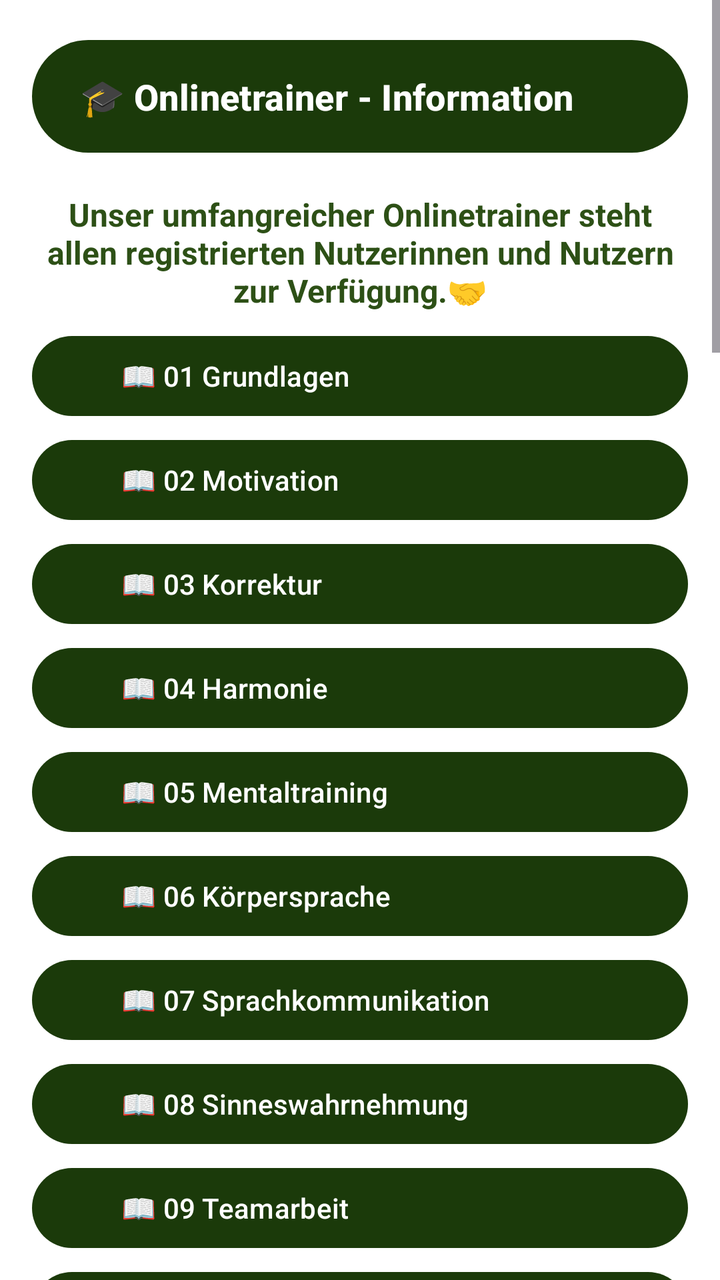
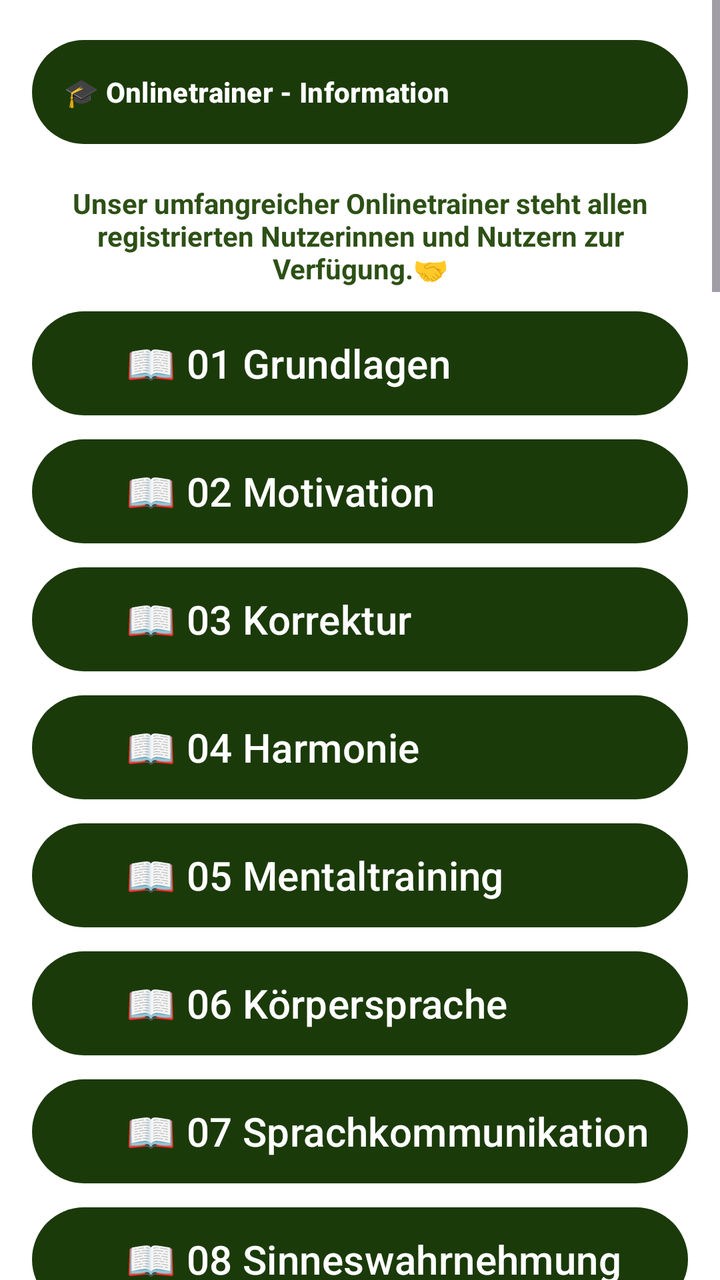

Before-and-after screenshots of an Android layout around one commit, followed by the original layout XML and the change that was made.
<!-- AndroidManifest.xml: application theme Theme.HundeWildnis -->
<!-- res/layout/fragment_courses.xml -->
<?xml version="1.0" encoding="utf-8"?>
<ScrollView xmlns:android="http://schemas.android.com/apk/res/android"
    xmlns:app="http://schemas.android.com/apk/res-auto"
    android:layout_width="match_parent"
    android:layout_height="match_parent"
    android:fillViewport="true"
    android:clipToPadding="false"
    android:background="?android:attr/windowBackground">

    <LinearLayout
        android:layout_width="match_parent"
        android:layout_height="wrap_content"
        android:orientation="vertical"
        android:padding="16dp"
        android:paddingBottom="120dp">

        
        <com.google.android.material.button.MaterialButton
            android:id="@+id/btnCoursesMain"
            android:layout_width="match_parent"
            android:layout_height="wrap_content"
            android:text="🎓 Onlinetrainer - Information"
            android:textSize="18sp"
            android:textStyle="bold"
            app:backgroundTint="#1B3A0A"
            android:textColor="@android:color/white"
            android:layout_marginBottom="16dp"
            android:paddingVertical="16dp"
            android:gravity="start|center_vertical" />

        
        <TextView
            android:layout_width="match_parent"
            android:layout_height="wrap_content"
            android:text="Unser umfangreicher Onlinetrainer steht allen registrierten Nutzerinnen und Nutzern zur Verfügung.🤝"
            android:textSize="16sp"
            android:textStyle="bold"
            android:textColor="#2d5016"
            android:textAlignment="center"
            android:layout_marginBottom="8dp" />

        

        
        

        <com.google.android.material.button.MaterialButton
            android:id="@+id/btnCourse01"
            android:layout_width="match_parent"
            android:layout_height="wrap_content"
            android:text="      📖 01 Grundlagen"
            app:backgroundTint="#1B3A0A"
            android:textColor="@android:color/white"
            android:layout_marginBottom="4dp"
            android:gravity="start|center_vertical"
            android:paddingVertical="10dp" />

        <com.google.android.material.button.MaterialButton
            android:id="@+id/btnCourse02"
            android:layout_width="match_parent"
            android:layout_height="wrap_content"
            android:text="      📖 02 Motivation"
            app:backgroundTint="#1B3A0A"
            android:textColor="@android:color/white"
            android:layout_marginBottom="4dp"
            android:gravity="start|center_vertical"
            android:paddingVertical="10dp" />

        <com.google.android.material.button.MaterialButton
            android:id="@+id/btnCourse03"
            android:layout_width="match_parent"
            android:layout_height="wrap_content"
            android:text="      📖 03 Korrektur"
            app:backgroundTint="#1B3A0A"
            android:textColor="@android:color/white"
            android:layout_marginBottom="4dp"
            android:gravity="start|center_vertical"
            android:paddingVertical="10dp" />

        <com.google.android.material.button.MaterialButton
            android:id="@+id/btnCourse04"
            android:layout_width="match_parent"
            android:layout_height="wrap_content"
            android:text="      📖 04 Harmonie"
            app:backgroundTint="#1B3A0A"
            android:textColor="@android:color/white"
            android:layout_marginBottom="4dp"
            android:gravity="start|center_vertical"
            android:paddingVertical="10dp" />

        <com.google.android.material.button.MaterialButton
            android:id="@+id/btnCourse05"
            android:layout_width="match_parent"
            android:layout_height="wrap_content"
            android:text="      📖 05 Mentaltraining"
            app:backgroundTint="#1B3A0A"
            android:textColor="@android:color/white"
            android:layout_marginBottom="4dp"
            android:gravity="start|center_vertical"
            android:paddingVertical="10dp" />

        <com.google.android.material.button.MaterialButton
            android:id="@+id/btnCourse06"
            android:layout_width="match_parent"
            android:layout_height="wrap_content"
            android:text="      📖 06 Körpersprache"
            app:backgroundTint="#1B3A0A"
            android:textColor="@android:color/white"
            android:layout_marginBottom="4dp"
            android:gravity="start|center_vertical"
            android:paddingVertical="10dp" />

        <com.google.android.material.button.MaterialButton
            android:id="@+id/btnCourse07"
            android:layout_width="match_parent"
            android:layout_height="wrap_content"
            android:text="      📖 07 Sprachkommunikation"
            app:backgroundTint="#1B3A0A"
            android:textColor="@android:color/white"
            android:layout_marginBottom="4dp"
            android:gravity="start|center_vertical"
            android:paddingVertical="10dp" />

        <com.google.android.material.button.MaterialButton
            android:id="@+id/btnCourse08"
            android:layout_width="match_parent"
            android:layout_height="wrap_content"
            android:text="      📖 08 Sinneswahrnehmung"
            app:backgroundTint="#1B3A0A"
            android:textColor="@android:color/white"
            android:layout_marginBottom="4dp"
            android:gravity="start|center_vertical"
            android:paddingVertical="10dp" />

        <com.google.android.material.button.MaterialButton
            android:id="@+id/btnCourse09"
            android:layout_width="match_parent"
            android:layout_height="wrap_content"
            android:text="      📖 09 Teamarbeit"
            app:backgroundTint="#1B3A0A"
            android:textColor="@android:color/white"
            android:layout_marginBottom="4dp"
            android:gravity="start|center_vertical"
            android:paddingVertical="10dp" />

        <com.google.android.material.button.MaterialButton
            android:id="@+id/btnCourse10"
            android:layout_width="match_parent"
            android:layout_height="wrap_content"
            android:text="      📖 10 Routinen"
            app:backgroundTint="#1B3A0A"
            android:textColor="@android:color/white"
            android:layout_marginBottom="4dp"
            android:gravity="start|center_vertical"
            android:paddingVertical="10dp" />

        <com.google.android.material.button.MaterialButton
            android:id="@+id/btnCourse11"
            android:layout_width="match_parent"
            android:layout_height="wrap_content"
            android:text="      📖 11 Unfallschutz"
            app:backgroundTint="#1B3A0A"
            android:textColor="@android:color/white"
            android:layout_marginBottom="4dp"
            android:gravity="start|center_vertical"
            android:paddingVertical="10dp" />

        <com.google.android.material.button.MaterialButton
            android:id="@+id/btnCourse12"
            android:layout_width="match_parent"
            android:layout_height="wrap_content"
            android:text="      📖 12 Junghundeprägung"
            app:backgroundTint="#1B3A0A"
            android:textColor="@android:color/white"
            android:layout_marginBottom="4dp"
            android:gravity="start|center_vertical"
            android:paddingVertical="10dp" />

        <com.google.android.material.button.MaterialButton
            android:id="@+id/btnCourse13"
            android:layout_width="match_parent"
            android:layout_height="wrap_content"
            android:text="      📖 13 Leinenarbeit"
            app:backgroundTint="#1B3A0A"
            android:textColor="@android:color/white"
            android:layout_marginBottom="4dp"
            android:gravity="start|center_vertical"
            android:paddingVertical="10dp" />

        <com.google.android.material.button.MaterialButton
            android:id="@+id/btnCourse14"
            android:layout_width="match_parent"
            android:layout_height="wrap_content"
            android:text="      📖 14 Unterbrechungen"
            app:backgroundTint="#1B3A0A"
            android:textColor="@android:color/white"
            android:layout_marginBottom="4dp"
            android:gravity="start|center_vertical"
            android:paddingVertical="10dp" />

        <com.google.android.material.button.MaterialButton
            android:id="@+id/btnCourse15"
            android:layout_width="match_parent"
            android:layout_height="wrap_content"
            android:text="      📖 15 Fuss"
            app:backgroundTint="#1B3A0A"
            android:textColor="@android:color/white"
            android:layout_marginBottom="4dp"
            android:gravity="start|center_vertical"
            android:paddingVertical="10dp" />

        <com.google.android.material.button.MaterialButton
            android:id="@+id/btnCourse16"
            android:layout_width="match_parent"
            android:layout_height="wrap_content"
            android:text="      📖 16 Sitz"
            app:backgroundTint="#1B3A0A"
            android:textColor="@android:color/white"
            android:layout_marginBottom="4dp"
            android:gravity="start|center_vertical"
            android:paddingVertical="10dp" />

        <com.google.android.material.button.MaterialButton
            android:id="@+id/btnCourse17"
            android:layout_width="match_parent"
            android:layout_height="wrap_content"
            android:text="      📖 17 Platz"
            app:backgroundTint="#1B3A0A"
            android:textColor="@android:color/white"
            android:layout_marginBottom="4dp"
            android:gravity="start|center_vertical"
            android:paddingVertical="10dp" />

        <com.google.android.material.button.MaterialButton
            android:id="@+id/btnCourse18"
            android:layout_width="match_parent"
            android:layout_height="wrap_content"
            android:text="      📖 18 Steh"
            app:backgroundTint="#1B3A0A"
            android:textColor="@android:color/white"
            android:layout_marginBottom="4dp"
            android:gravity="start|center_vertical"
            android:paddingVertical="10dp" />

        <com.google.android.material.button.MaterialButton
            android:id="@+id/btnCourse19"
            android:layout_width="match_parent"
            android:layout_height="wrap_content"
            android:text="      📖 19 Sozialisierungstechniken"
            app:backgroundTint="#1B3A0A"
            android:textColor="@android:color/white"
            android:layout_marginBottom="4dp"
            android:gravity="start|center_vertical"
            android:paddingVertical="10dp" />

        <com.google.android.material.button.MaterialButton
            android:id="@+id/btnCourse20"
            android:layout_width="match_parent"
            android:layout_height="wrap_content"
            android:text="      📖 20 Langleinentraining"
            app:backgroundTint="#1B3A0A"
            android:textColor="@android:color/white"
            android:layout_marginBottom="4dp"
            android:gravity="start|center_vertical"
            android:paddingVertical="10dp" />

        <com.google.android.material.button.MaterialButton
            android:id="@+id/btnCourse21"
            android:layout_width="match_parent"
            android:layout_height="wrap_content"
            android:text="      📖 21 Distanzunterbrechungen"
            app:backgroundTint="#1B3A0A"
            android:textColor="@android:color/white"
            android:layout_marginBottom="4dp"
            android:gravity="start|center_vertical"
            android:paddingVertical="10dp" />

        <com.google.android.material.button.MaterialButton
            android:id="@+id/btnCourse22"
            android:layout_width="match_parent"
            android:layout_height="wrap_content"
            android:text="      📖 22 Freilauf"
            app:backgroundTint="#1B3A0A"
            android:textColor="@android:color/white"
            android:layout_marginBottom="4dp"
            android:gravity="start|center_vertical"
            android:paddingVertical="10dp" />

        <com.google.android.material.button.MaterialButton
            android:id="@+id/btnCourse23"
            android:layout_width="match_parent"
            android:layout_height="wrap_content"
            android:text="      📖 23 Freifolge"
            app:backgroundTint="#1B3A0A"
            android:textColor="@android:color/white"
            android:layout_marginBottom="4dp"
            android:gravity="start|center_vertical"
            android:paddingVertical="10dp" />

        <com.google.android.material.button.MaterialButton
            android:id="@+id/btnCourse24"
            android:layout_width="match_parent"
            android:layout_height="wrap_content"
            android:text="      📖 24 Teamwalk"
            app:backgroundTint="#1B3A0A"
            android:textColor="@android:color/white"
            android:layout_marginBottom="4dp"
            android:gravity="start|center_vertical"
            android:paddingVertical="10dp" />

        <com.google.android.material.button.MaterialButton
            android:id="@+id/btnCourse25"
            android:layout_width="match_parent"
            android:layout_height="wrap_content"
            android:text="      📖 25 Scouttechniken"
            app:backgroundTint="#1B3A0A"
            android:textColor="@android:color/white"
            android:layout_marginBottom="4dp"
            android:gravity="start|center_vertical"
            android:paddingVertical="10dp" />

        <com.google.android.material.button.MaterialButton
            android:id="@+id/btnCourse26"
            android:layout_width="match_parent"
            android:layout_height="wrap_content"
            android:text="      📖 26 Jagdvermeidung"
            app:backgroundTint="#1B3A0A"
            android:textColor="@android:color/white"
            android:layout_marginBottom="4dp"
            android:gravity="start|center_vertical"
            android:paddingVertical="10dp" />

        <com.google.android.material.button.MaterialButton
            android:id="@+id/btnCourse27"
            android:layout_width="match_parent"
            android:layout_height="wrap_content"
            android:text="      📖 27 Nasenarbeit"
            app:backgroundTint="#1B3A0A"
            android:textColor="@android:color/white"
            android:layout_marginBottom="4dp"
            android:gravity="start|center_vertical"
            android:paddingVertical="10dp" />

        <com.google.android.material.button.MaterialButton
            android:id="@+id/btnCourse28"
            android:layout_width="match_parent"
            android:layout_height="wrap_content"
            android:text="      📖 28 Leinenfühigkeit"
            app:backgroundTint="#1B3A0A"
            android:textColor="@android:color/white"
            android:layout_marginBottom="4dp"
            android:gravity="start|center_vertical"
            android:paddingVertical="10dp" />

        <com.google.android.material.button.MaterialButton
            android:id="@+id/btnCourse29"
            android:layout_width="match_parent"
            android:layout_height="wrap_content"
            android:text="      📖 29 Begegnungssituationen"
            app:backgroundTint="#1B3A0A"
            android:textColor="@android:color/white"
            android:layout_marginBottom="4dp"
            android:gravity="start|center_vertical"
            android:paddingVertical="10dp" />

        <com.google.android.material.button.MaterialButton
            android:id="@+id/btnCourse30"
            android:layout_width="match_parent"
            android:layout_height="wrap_content"
            android:text="      📖 30 Stresstoleranztraining"
            app:backgroundTint="#1B3A0A"
            android:textColor="@android:color/white"
            android:layout_marginBottom="4dp"
            android:gravity="start|center_vertical"
            android:paddingVertical="10dp" />

        <com.google.android.material.button.MaterialButton
            android:id="@+id/btnCourse31"
            android:layout_width="match_parent"
            android:layout_height="wrap_content"
            android:text="      📖 31 Strassenroutinen"
            app:backgroundTint="#1B3A0A"
            android:textColor="@android:color/white"
            android:layout_marginBottom="4dp"
            android:gravity="start|center_vertical"
            android:paddingVertical="10dp" />

        <com.google.android.material.button.MaterialButton
            android:id="@+id/btnCourse32"
            android:layout_width="match_parent"
            android:layout_height="wrap_content"
            android:text="      📖 32 Hundekonflikte"
            app:backgroundTint="#1B3A0A"
            android:textColor="@android:color/white"
            android:layout_marginBottom="4dp"
            android:gravity="start|center_vertical"
            android:paddingVertical="10dp" />

        <com.google.android.material.button.MaterialButton
            android:id="@+id/btnCourse33"
            android:layout_width="match_parent"
            android:layout_height="wrap_content"
            android:text="      📖 33 Menschenkonflikte"
            app:backgroundTint="#1B3A0A"
            android:textColor="@android:color/white"
            android:layout_marginBottom="4dp"
            android:gravity="start|center_vertical"
            android:paddingVertical="10dp" />

        <com.google.android.material.button.MaterialButton
            android:id="@+id/btnCourse34"
            android:layout_width="match_parent"
            android:layout_height="wrap_content"
            android:text="      📖 34 Umweltkonflikte"
            app:backgroundTint="#1B3A0A"
            android:textColor="@android:color/white"
            android:layout_marginBottom="4dp"
            android:gravity="start|center_vertical"
            android:paddingVertical="10dp" />

        <com.google.android.material.button.MaterialButton
            android:id="@+id/btnCourse35"
            android:layout_width="match_parent"
            android:layout_height="wrap_content"
            android:text="      📖 35 Besitzerkonflikte"
            app:backgroundTint="#1B3A0A"
            android:textColor="@android:color/white"
            android:layout_marginBottom="4dp"
            android:gravity="start|center_vertical"
            android:paddingVertical="10dp" />

        <com.google.android.material.button.MaterialButton
            android:id="@+id/btnCourse36"
            android:layout_width="match_parent"
            android:layout_height="wrap_content"
            android:text="      📖 36 Tierschutzhunde"
            app:backgroundTint="#1B3A0A"
            android:textColor="@android:color/white"
            android:layout_marginBottom="4dp"
            android:gravity="start|center_vertical"
            android:paddingVertical="10dp" />

        <com.google.android.material.button.MaterialButton
            android:id="@+id/btnCourse37"
            android:layout_width="match_parent"
            android:layout_height="wrap_content"
            android:text="      📖 37 Hunde mit Vorbesitzern"
            app:backgroundTint="#1B3A0A"
            android:textColor="@android:color/white"
            android:layout_marginBottom="4dp"
            android:gravity="start|center_vertical"
            android:paddingVertical="10dp" />

        <com.google.android.material.button.MaterialButton
            android:id="@+id/btnCourse38"
            android:layout_width="match_parent"
            android:layout_height="wrap_content"
            android:text="      📖 38 Kranke Hunde"
            app:backgroundTint="#1B3A0A"
            android:textColor="@android:color/white"
            android:layout_marginBottom="4dp"
            android:gravity="start|center_vertical"
            android:paddingVertical="10dp" />

        <com.google.android.material.button.MaterialButton
            android:id="@+id/btnCourse39"
            android:layout_width="match_parent"
            android:layout_height="wrap_content"
            android:text="      📖 39 Traumahunde"
            app:backgroundTint="#1B3A0A"
            android:textColor="@android:color/white"
            android:layout_marginBottom="4dp"
            android:gravity="start|center_vertical"
            android:paddingVertical="10dp" />

        <com.google.android.material.button.MaterialButton
            android:id="@+id/btnCourse40"
            android:layout_width="match_parent"
            android:layout_height="wrap_content"
            android:text="      📖 40 Erste Hilfe Set"
            app:backgroundTint="#1B3A0A"
            android:textColor="@android:color/white"
            android:layout_marginBottom="4dp"
            android:gravity="start|center_vertical"
            android:paddingVertical="10dp" />

        <com.google.android.material.button.MaterialButton
            android:id="@+id/btnCourse41"
            android:layout_width="match_parent"
            android:layout_height="wrap_content"
            android:text="      📖 41 Erste Hilfe am Hund"
            app:backgroundTint="#1B3A0A"
            android:textColor="@android:color/white"
            android:layout_marginBottom="16dp"
            android:gravity="start|center_vertical"
            android:paddingVertical="10dp" />

    </LinearLayout>
</ScrollView>
<!-- resources referenced by this layout -->
<resources>
  <style name="Base.Theme.HundeWildnis" parent="Theme.Material3.Light.NoActionBar">
          <item name="colorPrimary">#2d5016</item>
          <item name="colorPrimaryVariant">#1a3009</item>
          <item name="colorOnPrimary">#FFFFFF</item>
          <item name="colorSecondary">#6b8e4e</item>
          <item name="colorSecondaryVariant">#4a6135</item>
          <item name="colorOnSecondary">#000000</item>
          <item name="android:statusBarColor">?attr/colorPrimaryVariant</item>
  
          <item name="android:navigationBarColor">@android:color/transparent</item>
          <item name="android:windowLightStatusBar">true</item>
          <item name="android:windowLightNavigationBar">true</item>
          <item name="android:enforceNavigationBarContrast" tools:targetApi="q">false</item>
          <item name="android:enforceStatusBarContrast" tools:targetApi="q">false</item>
  
          
          <item name="colorAccent">#2d5016</item>
          <item name="android:textColorPrimary">#000000</item>
  
          
          <item name="materialAlertDialogTheme">@style/AlertDialogTheme</item>
  
          
          <item name="actionMenuTextColor">#FFFFFF</item>
  
          
          <item name="android:windowBackground">#FFFFFF</item>
          <item name="android:colorBackground">#FFFFFF</item>
      </style>
  <style name="AlertDialogTheme" parent="ThemeOverlay.Material3.MaterialAlertDialog">
          
          <item name="colorSurface">#FFFFFF</item>
  
          
          <item name="colorOnSurface">#000000</item>
          <item name="android:textColorPrimary">#000000</item>
  
          
          <item name="buttonBarPositiveButtonStyle">@style/DialogButtonStyle.Light</item>
          <item name="buttonBarNegativeButtonStyle">@style/DialogButtonStyle.Light</item>
          <item name="buttonBarNeutralButtonStyle">@style/DialogButtonStyle.Light</item>
      </style>
  <style name="DialogButtonStyle.Light" parent="Widget.Material3.Button.TextButton.Dialog">
          
          <item name="android:textColor">#2d5016</item>
  
          
          <item name="backgroundTint">@android:color/transparent</item>
  
          
          <item name="rippleColor">#332d5016</item>
      </style>
  <!-- unchanged entries left out for length: 1 -->
</resources>

<!-- the commit's change to res/layout/fragment_courses.xml (unified diff, before → after) -->
@@ -12,7 +12,7 @@
         android:layout_height="wrap_content"
         android:orientation="vertical"
         android:padding="16dp"
-        android:paddingBottom="120dp">
+        android:paddingBottom="180dp">
 
         
         <com.google.android.material.button.MaterialButton
@@ -20,7 +20,7 @@
             android:layout_width="match_parent"
             android:layout_height="wrap_content"
             android:text="🎓 Onlinetrainer - Information"
-            android:textSize="18sp"
+            android:textSize="@dimen/text_body_medium"
             android:textStyle="bold"
             app:backgroundTint="#1B3A0A"
             android:textColor="@android:color/white"
@@ -33,7 +33,7 @@
             android:layout_width="match_parent"
             android:layout_height="wrap_content"
             android:text="Unser umfangreicher Onlinetrainer steht allen registrierten Nutzerinnen und Nutzern zur Verfügung.🤝"
-            android:textSize="16sp"
+            android:textSize="@dimen/text_body_medium"
             android:textStyle="bold"
             android:textColor="#2d5016"
             android:textAlignment="center"
<!-- resource entries referenced after the edit -->
@@ -1,17 +1,21 @@
 <!-- resources referenced by this layout -->
 <resources>
+  <dimen name="text_body_medium">14sp</dimen>
   <style name="Base.Theme.HundeWildnis" parent="Theme.Material3.Light.NoActionBar">
+          
+          <item name="materialButtonStyle">@style/Widget.App.Button</item>
+  
           <item name="colorPrimary">#2d5016</item>
           <item name="colorPrimaryVariant">#1a3009</item>
           <item name="colorOnPrimary">#FFFFFF</item>
           <item name="colorSecondary">#6b8e4e</item>
           <item name="colorSecondaryVariant">#4a6135</item>
           <item name="colorOnSecondary">#000000</item>
-          <item name="android:statusBarColor">?attr/colorPrimaryVariant</item>
-  
+          <item name="android:statusBarColor">@android:color/transparent</item>
           <item name="android:navigationBarColor">@android:color/transparent</item>
+          <item name="android:windowDrawsSystemBarBackgrounds">true</item>
           <item name="android:windowLightStatusBar">true</item>
-          <item name="android:windowLightNavigationBar">true</item>
+          <item name="android:windowLightNavigationBar" tools:targetApi="27">true</item>
           <item name="android:enforceNavigationBarContrast" tools:targetApi="q">false</item>
           <item name="android:enforceStatusBarContrast" tools:targetApi="q">false</item>
   
@@ -21,13 +25,26 @@
   
           
           <item name="materialAlertDialogTheme">@style/AlertDialogTheme</item>
+          <item name="alertDialogTheme">@style/AlertDialogTheme</item>
   
           
           <item name="actionMenuTextColor">#FFFFFF</item>
+          <item name="actionOverflowButtonStyle">@style/Widget.App.Overflow</item>
   
           
           <item name="android:windowBackground">#FFFFFF</item>
           <item name="android:colorBackground">#FFFFFF</item>
+      </style>
+  <style name="Widget.App.Button" parent="Widget.Material3.Button">
+          <item name="autoSizeTextType">uniform</item>
+          <item name="autoSizeMinTextSize">12sp</item>
+          <item name="autoSizeMaxTextSize">@dimen/text_button_large</item>
+          <item name="autoSizeStepGranularity">1sp</item>
+          <item name="android:maxLines">2</item>
+          <item name="android:ellipsize">end</item>
+          <item name="android:paddingStart">16dp</item>
+          <item name="android:paddingEnd">16dp</item>
+          <item name="android:minHeight">60dp</item>
       </style>
   <style name="AlertDialogTheme" parent="ThemeOverlay.Material3.MaterialAlertDialog">
           
@@ -41,10 +58,39 @@
           <item name="buttonBarPositiveButtonStyle">@style/DialogButtonStyle.Light</item>
           <item name="buttonBarNegativeButtonStyle">@style/DialogButtonStyle.Light</item>
           <item name="buttonBarNeutralButtonStyle">@style/DialogButtonStyle.Light</item>
+  
+          
+          <item name="buttonBarStyle">@style/Widget.App.ButtonBar</item>
+  
+          
+          <item name="android:buttonStyle">@style/DialogButtonStyle.Light</item>
       </style>
+  <style name="Widget.App.Overflow" parent="Widget.AppCompat.ActionButton.Overflow">
+          <item name="android:src">@drawable/ic_menu_hamburger</item>
+      </style>
+  <dimen name="text_button_large">20sp</dimen>
   <style name="DialogButtonStyle.Light" parent="Widget.Material3.Button.TextButton.Dialog">
           
           <item name="android:textColor">#2d5016</item>
+  
+          
+          <item name="android:textSize">13sp</item>
+          <item name="android:textAllCaps">false</item>
+          <item name="android:maxLines">2</item>
+          <item name="android:singleLine">false</item>
+          <item name="android:ellipsize">none</item>
+          <item name="autoSizeTextType">uniform</item>
+          <item name="autoSizeMinTextSize">10sp</item>
+          <item name="autoSizeMaxTextSize">16sp</item>
+  
+          
+          <item name="android:paddingStart">2dp</item>
+          <item name="android:paddingEnd">2dp</item>
+          <item name="android:minWidth">0dp</item>
+          <item name="android:insetLeft">0dp</item>
+          <item name="android:insetRight">0dp</item>
+          <item name="android:insetTop">0dp</item>
+          <item name="android:insetBottom">0dp</item>
   
           
           <item name="backgroundTint">@android:color/transparent</item>
@@ -52,6 +98,19 @@
           
           <item name="rippleColor">#332d5016</item>
       </style>
+  <style name="Widget.App.ButtonBar" parent="Widget.AppCompat.ButtonBar.AlertDialog">
+          <item name="android:padding">0dp</item>
+      </style>
+  <!-- drawable ic_menu_hamburger (drawable) -->
+  <vector xmlns:android="http://schemas.android.com/apk/res/android"
+      android:width="24dp"
+      android:height="24dp"
+      android:viewportWidth="24"
+      android:viewportHeight="24">
+      <path
+          android:fillColor="#FFFFFF"
+          android:pathData="M3,18h18v-2H3V18z M3,13h18v-2H3V13z M3,6v2h18V6H3z" />
+  </vector>
   <!-- unchanged entries left out for length: 1 -->
 </resources>
 
